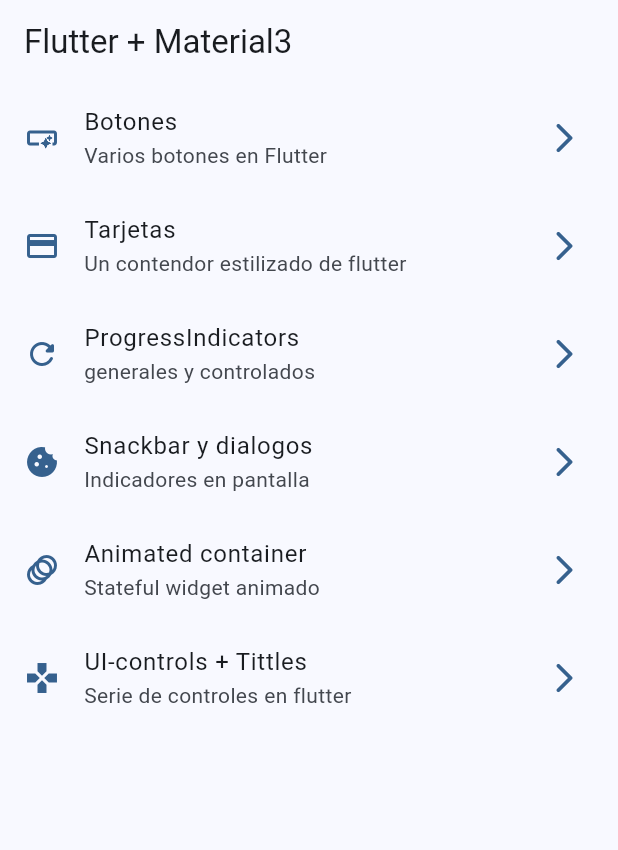
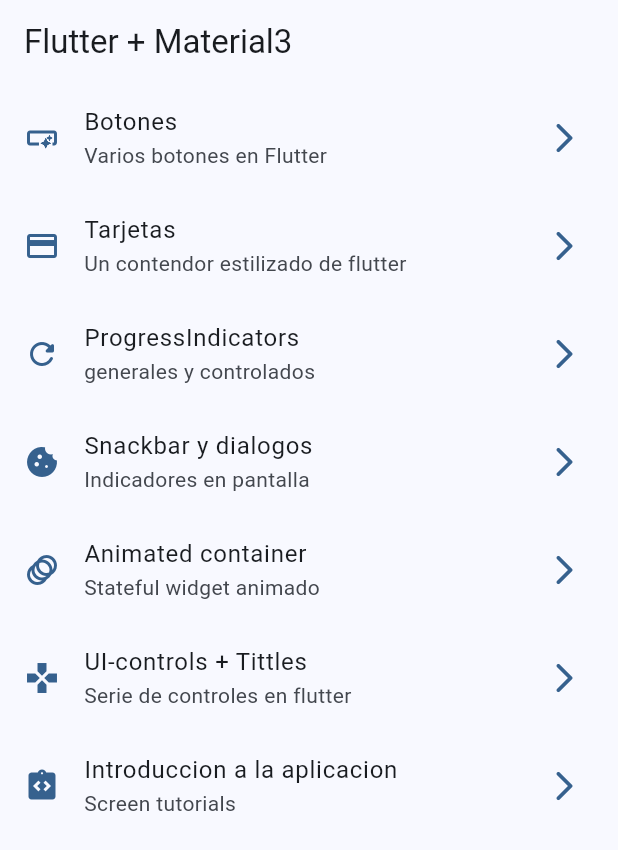
Before and after one commit to Mad-Lain/wiget_app, a Flutter app: the screen it shows after launch, on a phone screen of 412 x 824 dp. Shown: the top 850 px of the screen. Run offline on Flutter 3.47's test engine with Material 3 defaults, Android fonts, the phone set to English and light mode, and no system bars; our stand-ins replace go_router.

Commit message:
se a implmentado la screen de tutorial

```diff
--- a/lib/config/menu/menu_items.dart
+++ b/lib/config/menu/menu_items.dart
@@ -56,4 +56,11 @@ const appMenuItems = <MenuItems>[
     subTittle: 'Serie de controles en flutter',
     tittle: 'UI-controls + Tittles',
   ),
+
+  MenuItems(
+    icon: Icons.integration_instructions,
+    link: '/tutorials',
+    subTittle: 'Screen tutorials',
+    tittle: 'Introduccion a la aplicacion',
+  ),
 ];
--- a/lib/config/router/app_router.dart
+++ b/lib/config/router/app_router.dart
@@ -31,5 +31,10 @@ final appRouter = GoRouter(
       path: '/ui-controls',
       builder: (context, state) => const UiControlsScreen(),
     ),
+
+    GoRoute(
+      path: '/tutorials',
+      builder: (context, state) => const AppTutorialScreens(),
+    ),
   ],
 );
```
